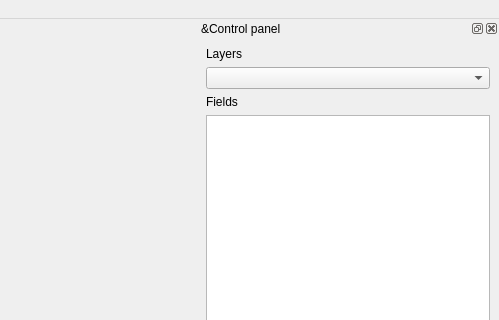
Old version of the form ui_groupstats.ui in the repository borysiasty/GroupStats; both pictures show x 301 to 800 and y 0 to 320 of the 800 by 713 pixel window.
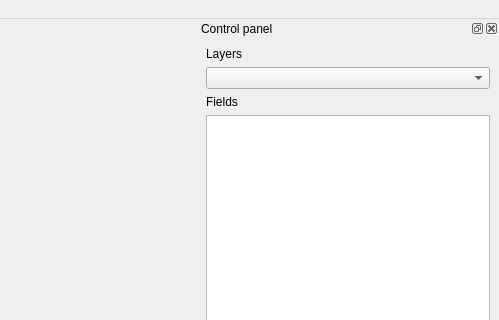
New version of the form.

```diff
--- a/ui_groupstats.ui
+++ b/ui_groupstats.ui
@@ -79,7 +79,7 @@
     <string/>
    </property>
    <property name="windowTitle">
-    <string>&amp;Control panel</string>
+    <string>Control panel</string>
    </property>
    <attribute name="dockWidgetArea">
     <number>2</number>
```
